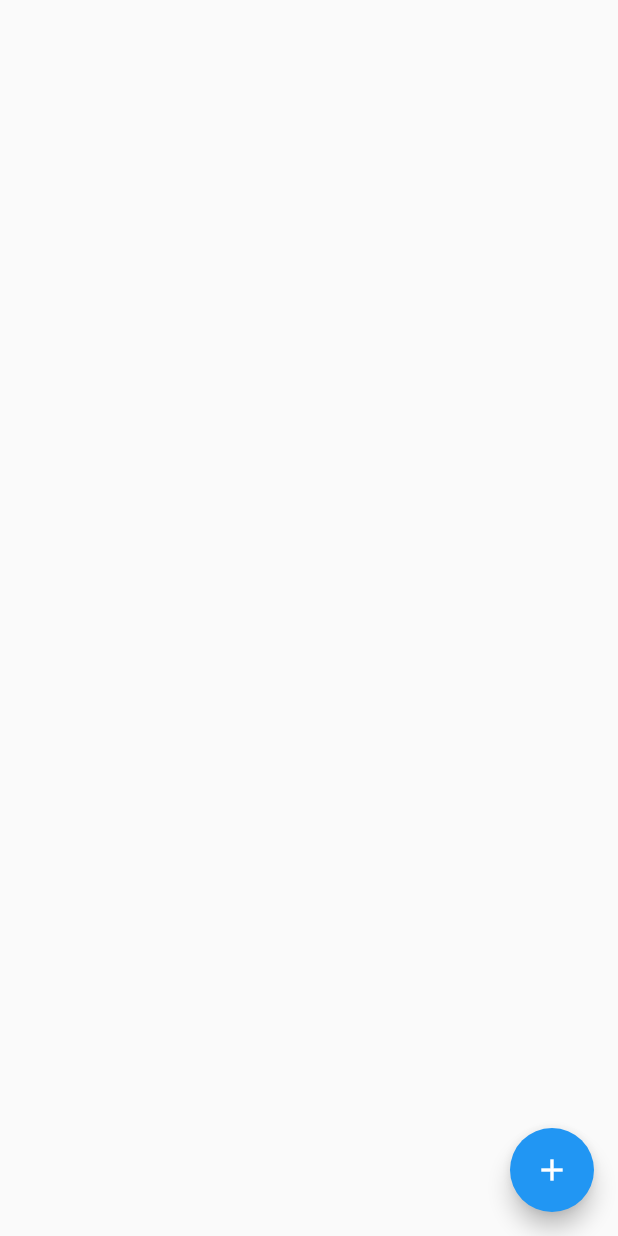
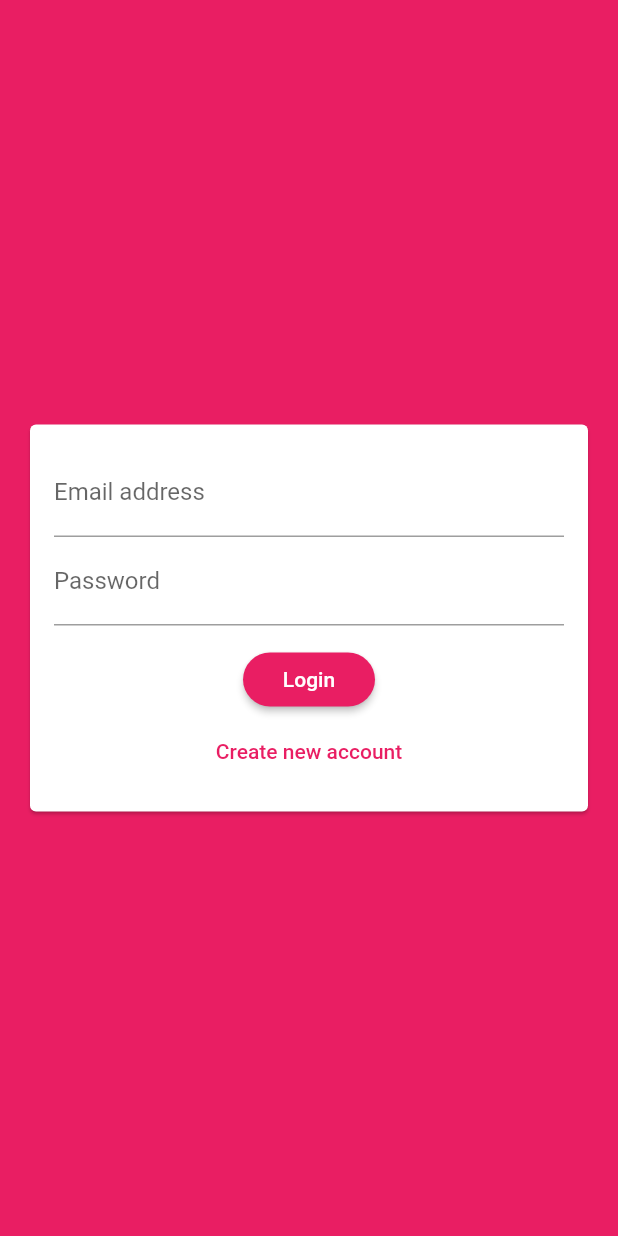
Before and after one commit to Athul-Krishna/sachat, a Flutter app: the screen it shows after launch, on a phone screen of 412 x 824 dp. Run offline on Flutter 3.47's test engine with Material 2 defaults, Android fonts, the phone set to English and light mode, and no system bars; our stand-ins replace cloud_firestore, firebase_core; accounts and stored records are empty.

Commit message:
Add authentication form

```diff
--- a/lib/main.dart
+++ b/lib/main.dart
@@ -1,5 +1,6 @@
 import 'package:firebase_core/firebase_core.dart';
 import 'package:flutter/material.dart';
+import 'package:sachat/screens/auth_screen.dart';
 import 'package:sachat/screens/chat_screen.dart';
 
 void main() async {
@@ -16,9 +17,18 @@
     return MaterialApp(
       title: 'SaChat',
       theme: ThemeData(
-        primarySwatch: Colors.blue,
+        primarySwatch: Colors.pink,
+        backgroundColor: Colors.pink,
+        accentColor: Colors.deepPurple,
+        accentColorBrightness: Brightness.dark,
+        buttonTheme: ButtonTheme.of(context).copyWith(
+            buttonColor: Colors.pink,
+            textTheme: ButtonTextTheme.primary,
+            shape: RoundedRectangleBorder(
+              borderRadius: BorderRadius.circular(20),
+            )),
       ),
-      home: const ChatScreen(),
+      home: const AuthScreen(),
     );
   }
 }
--- a/lib/screens/auth_screen.dart
+++ b/lib/screens/auth_screen.dart
@@ -0,0 +1,19 @@
+import 'package:flutter/material.dart';
+import 'package:sachat/widgets/auth_form.dart';
+
+class AuthScreen extends StatefulWidget {
+  const AuthScreen({Key? key}) : super(key: key);
+
+  @override
+  State<AuthScreen> createState() => _AuthScreenState();
+}
+
+class _AuthScreenState extends State<AuthScreen> {
+  @override
+  Widget build(BuildContext context) {
+    return Scaffold(
+      backgroundColor: Theme.of(context).primaryColor,
+      body: const AuthForm(),
+    );
+  }
+}
--- /dev/null
+++ b/lib/widgets/auth_form.dart
@@ -0,0 +1,112 @@
+import 'package:flutter/material.dart';
+
+class AuthForm extends StatefulWidget {
+  const AuthForm({Key? key}) : super(key: key);
+
+  @override
+  State<AuthForm> createState() => _AuthFormState();
+}
+
+class _AuthFormState extends State<AuthForm> {
+  final _formKey = GlobalKey<FormState>();
+  var _isLogin = true;
+  var _userEmail = '';
+  var _userName = '';
+  var _userPassword = '';
+
+  void _trySubmit() {
+    final isValid = _formKey.currentState!.validate();
+    FocusScope.of(context).unfocus();
+    if (isValid) {
+      _formKey.currentState!.save();
+    }
+  }
+
+  @override
+  Widget build(BuildContext context) {
+    return Center(
+      child: Card(
+        margin: const EdgeInsets.all(20),
+        child: SingleChildScrollView(
+          child: Padding(
+            padding: const EdgeInsets.all(16),
+            child: Form(
+              key: _formKey,
+              child: Column(
+                mainAxisSize: MainAxisSize.min,
+                children: [
+                  TextFormField(
+                    key: const ValueKey('email'),
+                    validator: (value) {
+                      if (value!.isEmpty || !value.contains('@')) {
+                        return 'Please enter a valid email address.';
+                      }
+                      return null;
+                    },
+                    keyboardType: TextInputType.emailAddress,
+                    decoration: const InputDecoration(
+                      labelText: 'Email address',
+                    ),
+                    onSaved: (value) {
+                      _userEmail = value!;
+                    },
+                  ),
+                  if (!_isLogin)
+                    TextFormField(
+                      key: const ValueKey('username'),
+                      validator: (value) {
+                        if (value!.isEmpty || value.length < 4) {
+                          return 'Please enter at least 4 characters.';
+                        }
+                        return null;
+                      },
+                      decoration: const InputDecoration(
+                        labelText: 'Username',
+                      ),
+                      onSaved: (value) {
+                        _userName = value!;
+                      },
+                    ),
+                  TextFormField(
+                    key: const ValueKey('password'),
+                    validator: (value) {
+                      if (value!.isEmpty || value.length < 7) {
+                        return 'Password must be at least 7 characters long.';
+                      }
+                      return null;
+                    },
+                    decoration: const InputDecoration(
+                      labelText: 'Password',
+                    ),
+                    onSaved: (value) {
+                      _userPassword = value!;
+                    },
+                    obscureText: true,
+                  ),
+                  const SizedBox(
+                    height: 12,
+                  ),
+                  RaisedButton(
+                    onPressed: _trySubmit,
+                    child: Text(_isLogin ? 'Login' : 'Sign Up'),
+                  ),
+                  FlatButton(
+                    textColor: Theme.of(context).primaryColor,
+                    onPressed: () {
+                      setState(() {
+                        _isLogin = !_isLogin;
+                      });
+                    },
+                    child: Text(_isLogin
+                        ? 'Create new account'
+                        : 'I already have an account'),
+                  ),
+                ],
+              ),
+            ),
+          ),
+        ),
+      ),
+    );
+  }
+}
```
